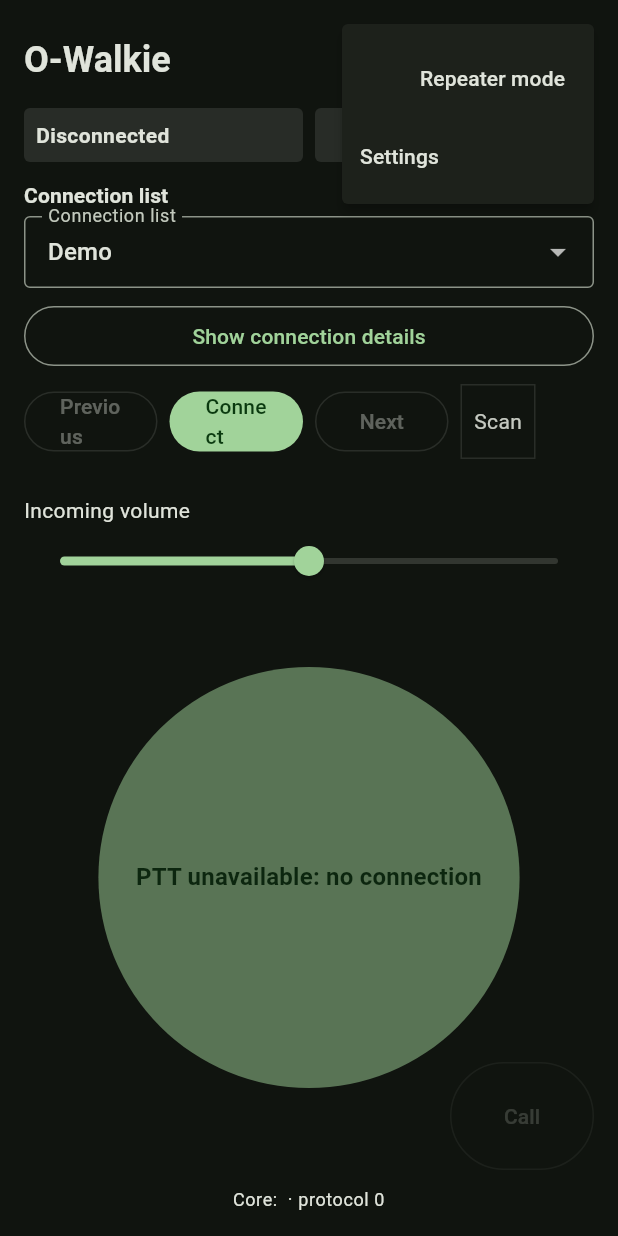
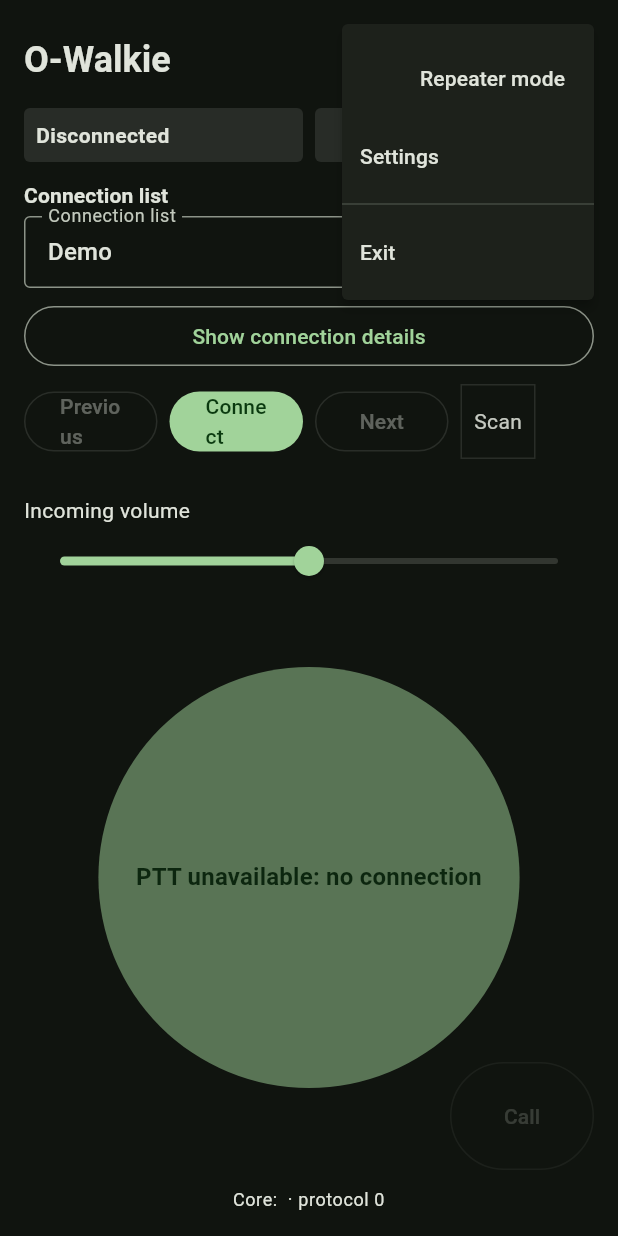
Before and after one commit to outsidepro-arts/O-Walkie, a Flutter app: the screen it shows after launch, after a tap on "More", on a phone screen of 412 x 824 dp. Run offline on Flutter 3.47's test engine with Material 3 defaults, Android fonts, the phone set to English and light mode, and no system bars; our stand-ins replace app_links, flutter_riverpod, go_router, package_info_plus, share_plus and 3 more; missing offline and left inert: audio_session, dart:ffi, tray_manager, window_manager.

Commit message:
Flutter: add Exit menu item to the More menu.

```diff
--- a/flutter-client/lib/features/home/home_screen.dart
+++ b/flutter-client/lib/features/home/home_screen.dart
@@ -12,6 +12,7 @@ import '../../domain/server_profile.dart';
 import '../../a11y/a11y_slider_field.dart';
 import '../../a11y/a11y_desktop_numeric_field.dart';
 import '../../platform/native_platform.dart';
+import '../../platform/windows/desktop_shell.dart';
 import '../../l10n/a11y_strings.dart';
 import '../../l10n/app_strings.dart';
 import 'home_screen_controller.dart';
@@ -280,6 +281,14 @@ class _HomeScreenState extends ConsumerState<HomeScreen> {
         _HeaderRow(
           repeaterEnabled: state.draftProfile.repeater,
           onRepeaterToggled: controller.setRepeaterMode,
+          onExit: () async {
+            await controller.shutdownForAppExit();
+            if (NativePlatform.isAndroid) {
+              await NativePlatform.requestAppExit();
+            } else if (NativePlatform.isWindows) {
+              await ref.read(desktopShellProvider).exitApplication();
+            }
+          },
         ),
         const SizedBox(height: 8),
         _StatusChips(
@@ -501,10 +510,12 @@ class _HeaderRow extends StatefulWidget {
   const _HeaderRow({
     required this.repeaterEnabled,
     required this.onRepeaterToggled,
+    required this.onExit,
   });
 
   final bool repeaterEnabled;
   final ValueChanged<bool> onRepeaterToggled;
+  final VoidCallback onExit;
 
   @override
   State<_HeaderRow> createState() => _HeaderRowState();
@@ -544,6 +555,11 @@ class _HeaderRowState extends State<_HeaderRow> {
           value: 'settings',
           child: Text(AppStrings.menuSettings),
         ),
+        const PopupMenuDivider(),
+        PopupMenuItem(
+          value: 'exit',
+          child: Text(AppStrings.menuExit),
+        ),
       ],
     );
 
@@ -560,6 +576,8 @@ class _HeaderRowState extends State<_HeaderRow> {
             context.push('/settings');
           }
         });
+      case 'exit':
+        widget.onExit();
     }
   }
 
--- a/flutter-client/lib/l10n/app_en.arb
+++ b/flutter-client/lib/l10n/app_en.arb
@@ -4,6 +4,7 @@
   "menuMore": "More",
   "menuRepeaterMode": "Repeater mode",
   "menuSettings": "Settings",
+  "menuExit": "Exit",
   "connectionStateDisconnected": "Disconnected",
   "connectionStateConnecting": "Connecting…",
   "connectionStateReconnecting": "Reconnecting…",
--- a/flutter-client/lib/l10n/app_ru.arb
+++ b/flutter-client/lib/l10n/app_ru.arb
@@ -4,6 +4,7 @@
   "menuMore": "Ещё",
   "menuRepeaterMode": "Режим репитера",
   "menuSettings": "Настройки",
+  "menuExit": "Выход",
   "connectionStateDisconnected": "Отключен",
   "connectionStateConnecting": "Подключение...",
   "connectionStateReconnecting": "Переподключение...",
--- a/flutter-client/lib/l10n/app_strings.dart
+++ b/flutter-client/lib/l10n/app_strings.dart
@@ -190,6 +190,7 @@ abstract final class AppStrings {
   static String get orientationPortrait => _l.orientationPortrait;
   static String get orientationLandscape => _l.orientationLandscape;
   static String get menuSettings => _l.menuSettings;
+  static String get menuExit => _l.menuExit;
   static String get cannotSwitchProfileConnected =>
       _l.cannotSwitchProfileConnected;
   static String get cannotDeleteLastProfile => _l.cannotDeleteLastProfile;
```
Also changed, not shown: flutter-client/lib/l10n/generated/app_localizations.dart, flutter-client/lib/l10n/generated/app_localizations_en.dart, flutter-client/lib/l10n/generated/app_localizations_ru.dart.
